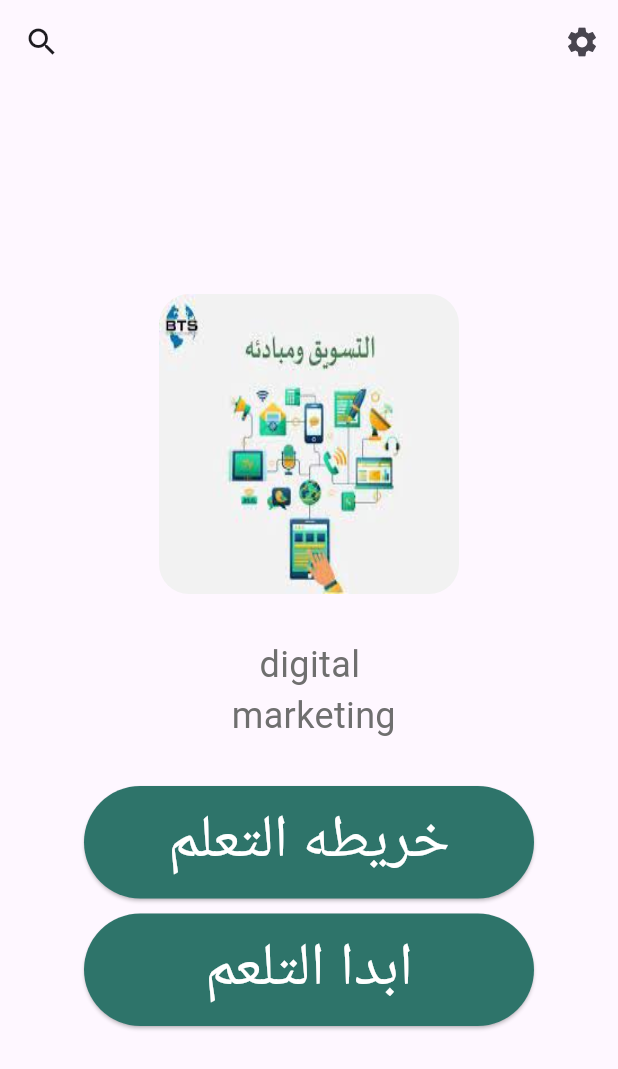
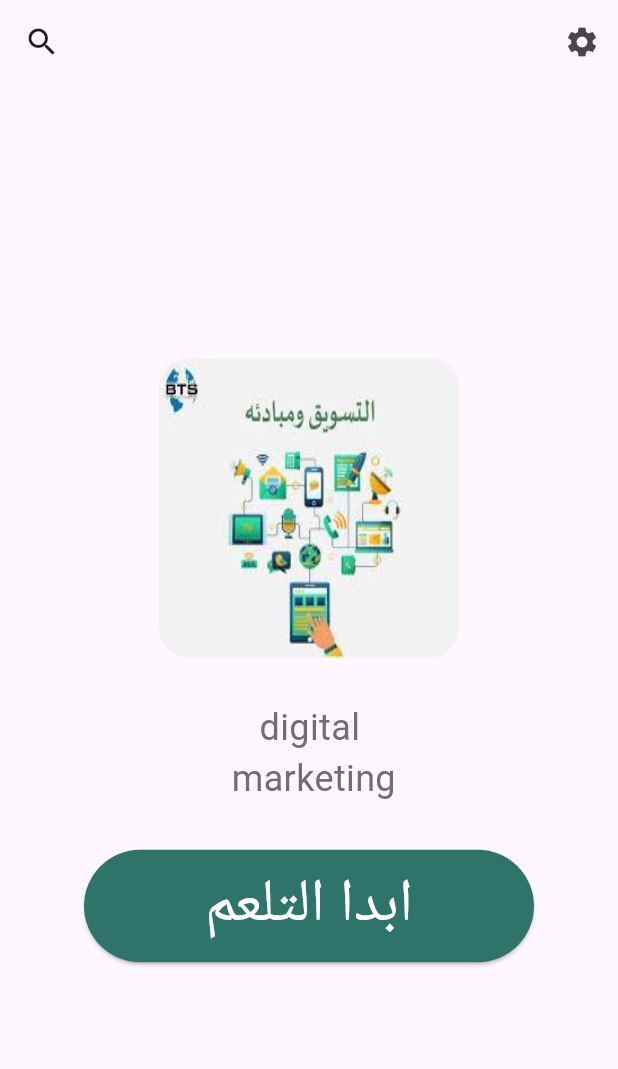
Before and after one commit to Abdo-Elsabagh/Zeoy, a Flutter app: the DigitalPage screen opened directly, on a phone screen of 412 x 824 dp. Shown: the top 1069 px of the screen. Run offline on Flutter 3.47's test engine with Material 3 defaults, Android fonts, the phone set to English and light mode, and no system bars; our stand-ins replace flutter_svg.

Commit message:
`Removed redundant variables and buttons in categories pages`

```diff
--- a/lib/Screen/categories/ai_page.dart
+++ b/lib/Screen/categories/ai_page.dart
@@ -17,9 +17,7 @@ class AiPage extends StatelessWidget {
           image: 'asset/image/AI.jpeg',
           name: 'AI',
           onTop: () {},
-          onTop2: () {},
-          nameOnTop1: 'خريطه التعلم',
-          nameOnTop2: 'ابدا التلعم'),
+          nameOnTop: 'ابدا التلعم'),
     );
   }
 }
--- a/lib/Screen/categories/digital_page.dart
+++ b/lib/Screen/categories/digital_page.dart
@@ -13,10 +13,8 @@ class DigitalPage extends StatelessWidget {
       body: Categories(
         image: 'asset/image/digital markting.jpeg',
         name: '\t \t digital\n marketing',
-        nameOnTop1: 'خريطه التعلم',
-        nameOnTop2: 'ابدا التلعم',
-        onTop2: () {},
-        onTop: () {},
+        nameOnTop: 'ابدا التلعم',
+       onTop: () {},
       ),
     );
   }
--- a/lib/Screen/categories/graphic_page.dart
+++ b/lib/Screen/categories/graphic_page.dart
@@ -17,9 +17,7 @@ class GraphicPage extends StatelessWidget {
           image: 'asset/image/graphic design.jpeg',
           name: 'Graphic\n desing',
           onTop: () {},
-          onTop2: () {},
-          nameOnTop1: 'خريطه التعلم',
-          nameOnTop2: 'ابدا التلعم'),
+          nameOnTop: 'ابدا التلعم'),
     );
   }
 }
--- a/lib/Screen/categories/mobile_page.dart
+++ b/lib/Screen/categories/mobile_page.dart
@@ -16,9 +16,7 @@ class MobilePage extends StatelessWidget {
       body: Categories(
         image: 'asset/image/mobile app.jpg',
         name: '\t \t \t Mobile\n Development',
-        nameOnTop1: 'خريطه التعلم',
-        nameOnTop2: 'ابدا التلعم',
-        onTop2: () {},
+        nameOnTop: 'ابدا التلعم',
         onTop: () {},
       ),
     );
--- a/lib/Screen/categories/ui_page.dart
+++ b/lib/Screen/categories/ui_page.dart
@@ -17,9 +17,7 @@ class UiPage extends StatelessWidget {
           image: 'asset/image/UI& UX.png',
           name: 'UI & UX',
           onTop: () {},
-          onTop2: () {},
-          nameOnTop1: 'خريطه التعلم',
-          nameOnTop2: 'ابدا التلعم'),
+          nameOnTop: 'ابدا التلعم'),
     );
   }
 }
--- a/lib/Screen/categories/web_page.dart
+++ b/lib/Screen/categories/web_page.dart
@@ -17,8 +17,6 @@ class WebPage extends StatelessWidget {
             image: 'asset/image/web .jpeg',
             name: '\t  \t  \tWeb \n Development',
             onTop: () {},
-            onTop2: () {},
-            nameOnTop1: 'خريطه التعلم',
-            nameOnTop2: 'ابدا التلعم'));
+            nameOnTop: 'ابدا التلعم'));
   }
 }
--- a/lib/Screen/home_Screen.dart
+++ b/lib/Screen/home_Screen.dart
@@ -69,7 +69,7 @@ class HomeScreen extends StatelessWidget {
                   },
                   onTop2: () {
                     Navigator.of(context).push(MaterialPageRoute(
-                      builder: (context) => const GraphicPage(),
+                      builder: (scontext) => const GraphicPage(),
                     ));
                   },
                   image1: 'asset/image/AI.jpeg',
--- a/lib/components/categories_item.dart
+++ b/lib/components/categories_item.dart
@@ -6,15 +6,13 @@ class Categories extends StatelessWidget {
       required this.image,
       required this.name,
       required this.onTop,
-      required this.onTop2,
-      required this.nameOnTop1,
-      required this.nameOnTop2});
+      required this.nameOnTop});
   String? image;
   String? name;
+
   VoidCallback? onTop;
-  VoidCallback? onTop2;
-  String? nameOnTop1;
-  String? nameOnTop2;
+  String? nameOnTop;
+
   @override
   Widget build(BuildContext context) {
     return Scaffold(
@@ -50,21 +48,7 @@ class Categories extends StatelessWidget {
                 ),
                 onPressed: onTop,
                 child: Text(
-                  nameOnTop1!,
-                  style: const TextStyle(color: Colors.white, fontSize: 40),
-                )),
-            const SizedBox(
-              height: 10,
-            ),
-            ElevatedButton(
-                style: ElevatedButton.styleFrom(
-                  backgroundColor: const Color(0xff2e746a),
-                  padding: const EdgeInsets.all(8),
-                  minimumSize: const Size(300, 50),
-                ),
-                onPressed: onTop2,
-                child: Text(
-                  nameOnTop2!,
+                  nameOnTop!,
                   style: const TextStyle(color: Colors.white, fontSize: 40),
                 )),
           ],
```
